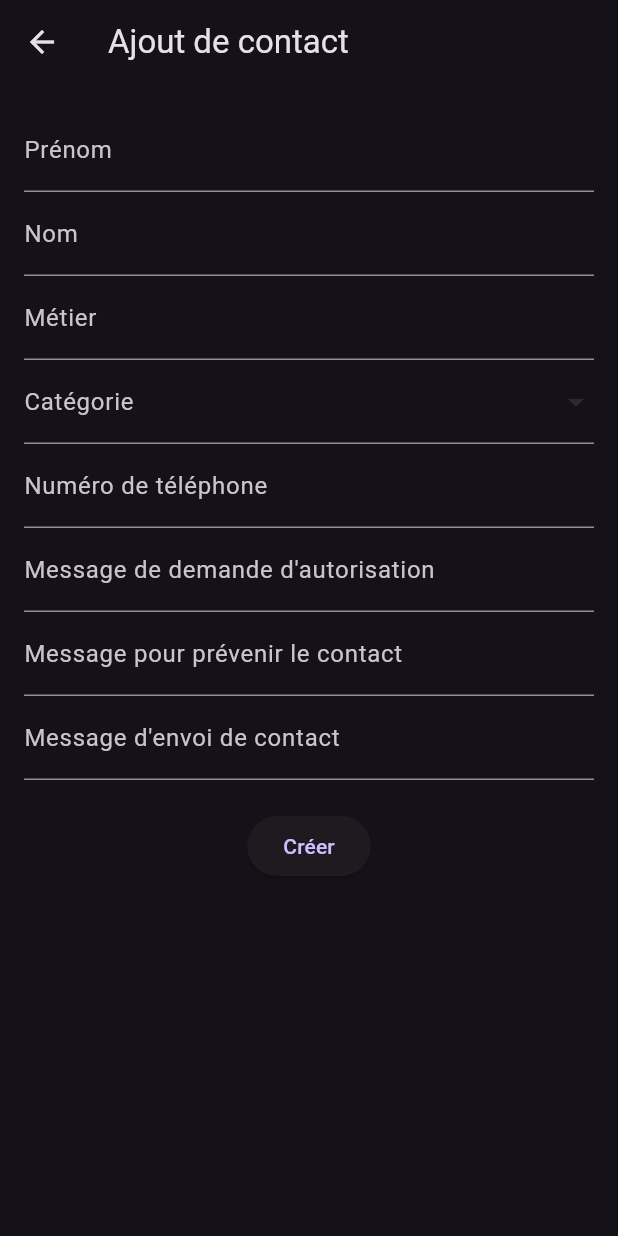
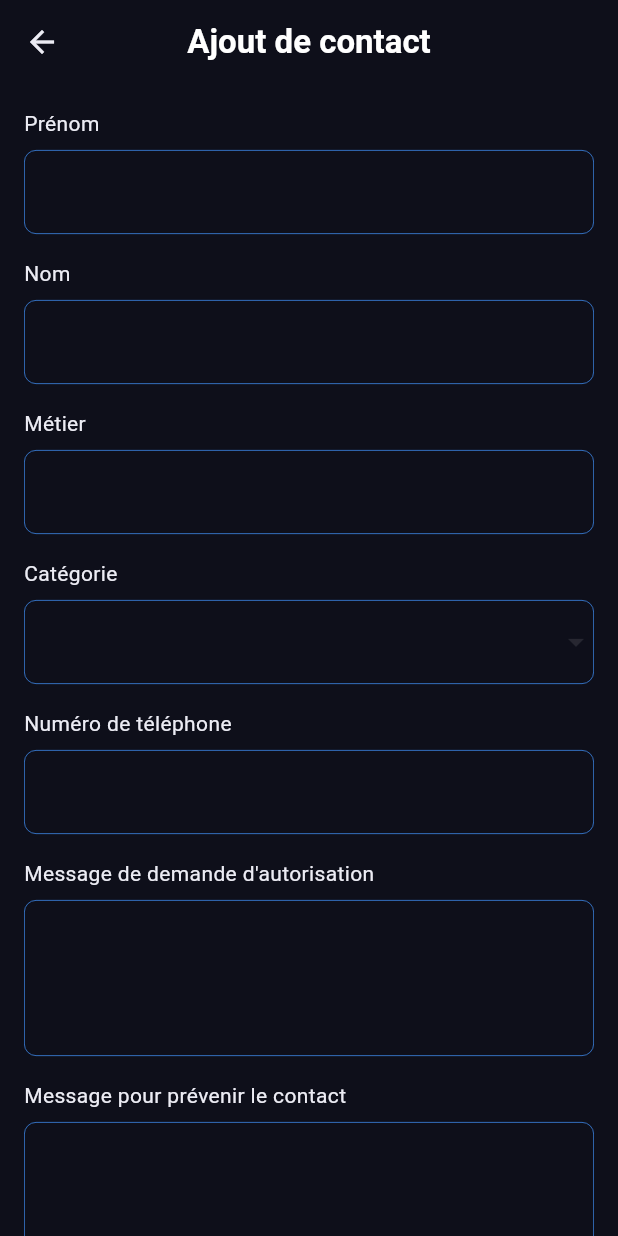
Before and after one commit to thibaultpkahn/RelayMe, a Flutter app: the AddContactScreen screen opened directly, on a phone screen of 412 x 824 dp. Run offline on Flutter 3.47's test engine with Material 3 defaults, Android fonts, the phone set to English and light mode, and no system bars.

Commit message:
Mise en forme du screen add_contact

```diff
--- a/lib/screens/add_contact_screen.dart
+++ b/lib/screens/add_contact_screen.dart
@@ -1,6 +1,7 @@
 import 'package:flutter/material.dart';
 import '../controllers/home_controller.dart';
 import 'package:relay_me/global.dart';
+import 'package:relay_me/theme/colors.dart';
 
 class AddContactScreen extends StatefulWidget {
   const AddContactScreen({super.key});
@@ -20,29 +21,71 @@ class _AddContactScreenState extends State<AddContactScreen> {
 
   String? selectedCategory;
 
+  /// Widget réutilisable pour éviter la répétition des TextField
+  Widget buildTextField({
+    required String label,
+    required TextEditingController controller,
+    bool isMultiline = false,
+  }) {
+    return Column(
+      crossAxisAlignment: CrossAxisAlignment.start,
+      children: [
+        Text(label, style: const TextStyle(color: AppColors.whiteText)),
+        const SizedBox(height: 8),
+        TextField(
+          controller: controller,
+          style: const TextStyle(color: AppColors.whiteText),
+          minLines: isMultiline ? 3 : 1,
+          maxLines: isMultiline ? 5 : 1,
+          decoration: InputDecoration(
+            enabledBorder: OutlineInputBorder(
+              borderRadius: BorderRadius.circular(8),
+              borderSide: const BorderSide(color: AppColors.primary, width: 0.5),
+            ),
+            focusedBorder: OutlineInputBorder(
+              borderRadius: BorderRadius.circular(8),
+              borderSide: const BorderSide(color: AppColors.primary, width: 1),
+            ),
+            contentPadding: const EdgeInsets.symmetric(horizontal: 16, vertical: 16),
+          ),
+        ),
+        const SizedBox(height: 16),
+      ],
+    );
+  }
+
   @override
   Widget build(BuildContext context) {
     return Scaffold(
-      appBar: AppBar(title: const Text("Ajout de contact")),
+      backgroundColor: AppColors.background,
+      appBar: AppBar(
+        backgroundColor: Colors.transparent,
+        elevation: 0,
+        title: const Text("Ajout de contact", style: TextStyle(color: AppColors.title, fontWeight: FontWeight.bold)),
+        centerTitle: true,
+        leading: IconButton(
+          icon: const Icon(Icons.arrow_back, color: AppColors.whiteText),
+          onPressed: () => Navigator.pop(context),
+        ),
+      ),
       body: Padding(
-        padding: const EdgeInsets.all(16.0),
+        padding: const EdgeInsets.symmetric(horizontal: 16.0),
         child: SingleChildScrollView(
           child: Column(
+            crossAxisAlignment: CrossAxisAlignment.start,
             children: [
-              TextField(
-                controller: firstNameController,
-                decoration: const InputDecoration(labelText: "Prénom"),
-              ),
-              TextField(
-                controller: lastNameController,
-                decoration: const InputDecoration(labelText: "Nom"),
-              ),
-              TextField(
-                controller: jobController,
-                decoration: const InputDecoration(labelText: "Métier"),
-              ),
+              const SizedBox(height: 16),
+              buildTextField(label: "Prénom", controller: firstNameController),
+              buildTextField(label: "Nom", controller: lastNameController),
+              buildTextField(label: "Métier", controller: jobController),
+
+              // Dropdown pour la catégorie
+              const Text("Catégorie", style: TextStyle(color: AppColors.whiteText)),
+              const SizedBox(height: 8),
               DropdownButtonFormField<String>(
                 value: selectedCategory,
+                dropdownColor: AppColors.secondary,
+                style: const TextStyle(color: AppColors.whiteText),
                 items: categories.keys.map((category) {
                   return DropdownMenuItem(
                     value: category,
@@ -54,36 +97,61 @@ class _AddContactScreenState extends State<AddContactScreen> {
                     selectedCategory = value;
                   });
                 },
-                decoration: const InputDecoration(labelText: "Catégorie"),
+                decoration: InputDecoration(
+                  enabledBorder: OutlineInputBorder(
+                    borderRadius: BorderRadius.circular(8),
+                    borderSide: const BorderSide(color: AppColors.primary, width: 0.5),
+                  ),
+                  focusedBorder: OutlineInputBorder(
+                    borderRadius: BorderRadius.circular(8),
+                    borderSide: const BorderSide(color: AppColors.primary, width: 1),
+                  ),
+                  contentPadding: const EdgeInsets.symmetric(horizontal: 16, vertical: 16),
+                ),
               ),
-              TextField(
-                controller: phoneController,
-                decoration: const InputDecoration(labelText: "Numéro de téléphone"),
-              ),
-              TextField(
-                controller: requestMessageController,
-                decoration: const InputDecoration(labelText: "Message de demande d'autorisation"),
-              ),
-              TextField(
-                controller: notifyMessageController,
-                decoration: const InputDecoration(labelText: "Message pour prévenir le contact"),
-              ),
-              TextField(
-                controller: sendMessageController,
-                decoration: const InputDecoration(labelText: "Message d'envoi de contact"),
+              const SizedBox(height: 16),
+
+              buildTextField(label: "Numéro de téléphone", controller: phoneController),
+              buildTextField(
+                  label: "Message de demande d'autorisation",
+                  controller: requestMessageController,
+                  isMultiline: true),
+              buildTextField(
+                  label: "Message pour prévenir le contact",
+                  controller: notifyMessageController,
+                  isMultiline: true),
+              buildTextField(
+                  label: "Message d'envoi de contact",
+                  controller: sendMessageController,
+                  isMultiline: true),
+
+              const SizedBox(height: 32),
+
+              // Bouton de création
+              SizedBox(
+                width: double.infinity,
+                height: 50,
+                child: ElevatedButton(
+                  onPressed: () {
+                    if (sendMessageController.text.trim().isNotEmpty &&
+                        notifyMessageController.text.trim().isNotEmpty &&
+                        requestMessageController.text.trim().isNotEmpty &&
+                        phoneController.text.trim().isNotEmpty &&
+                        lastNameController.text.trim().isNotEmpty &&
+                        selectedCategory != null) {
+                      Navigator.pop(context);
+                    }
+                  },
+                  style: ElevatedButton.styleFrom(
+                    backgroundColor: AppColors.primary,
+                    shape: RoundedRectangleBorder(
+                      borderRadius: BorderRadius.circular(25),
+                    ),
+                  ),
+                  child: const Text("Créer", style: TextStyle(color: AppColors.blackText, fontSize: 16, fontWeight: FontWeight.bold)),
+                ),
               ),
               const SizedBox(height: 20),
-              ElevatedButton(
-                onPressed: () {
-                  if(sendMessageController.text.trim().isNotEmpty && notifyMessageController.text.trim().isNotEmpty && requestMessageController.text.trim().isNotEmpty && phoneController.text.trim().isNotEmpty && lastNameController.text.trim().isNotEmpty && selectedCategory != null)
-                  {
-                    Navigator.pop(context);
-
-                  }
-
-                },
-                child: const Text("Créer"),
-              ),
             ],
           ),
         ),
```
